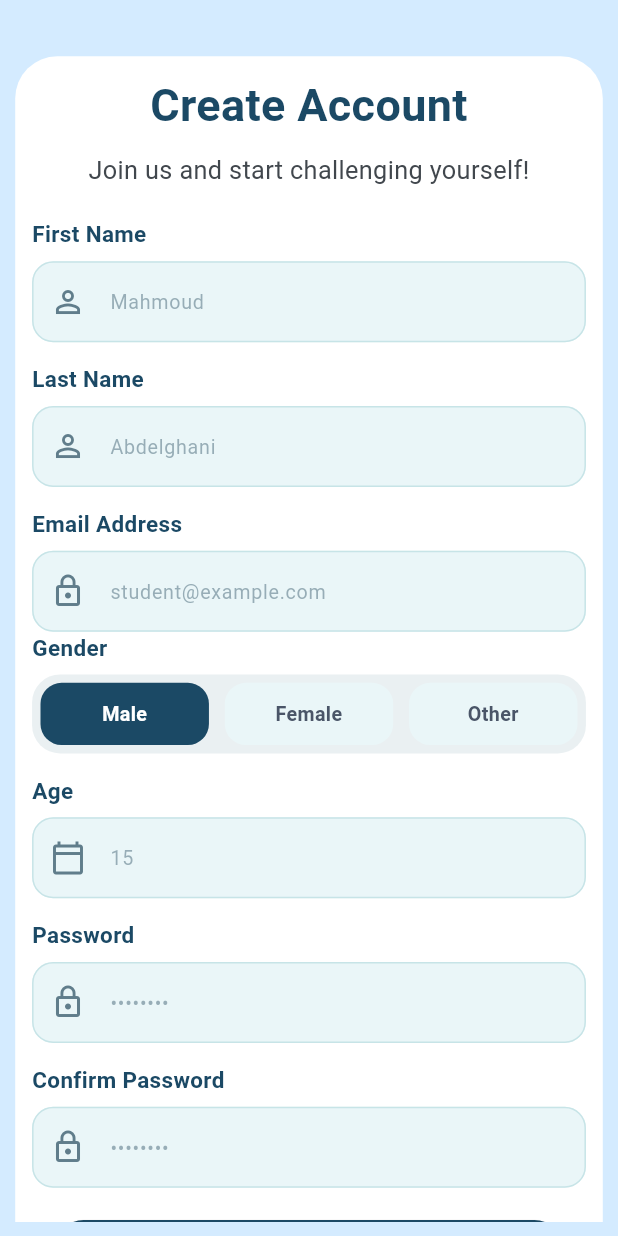
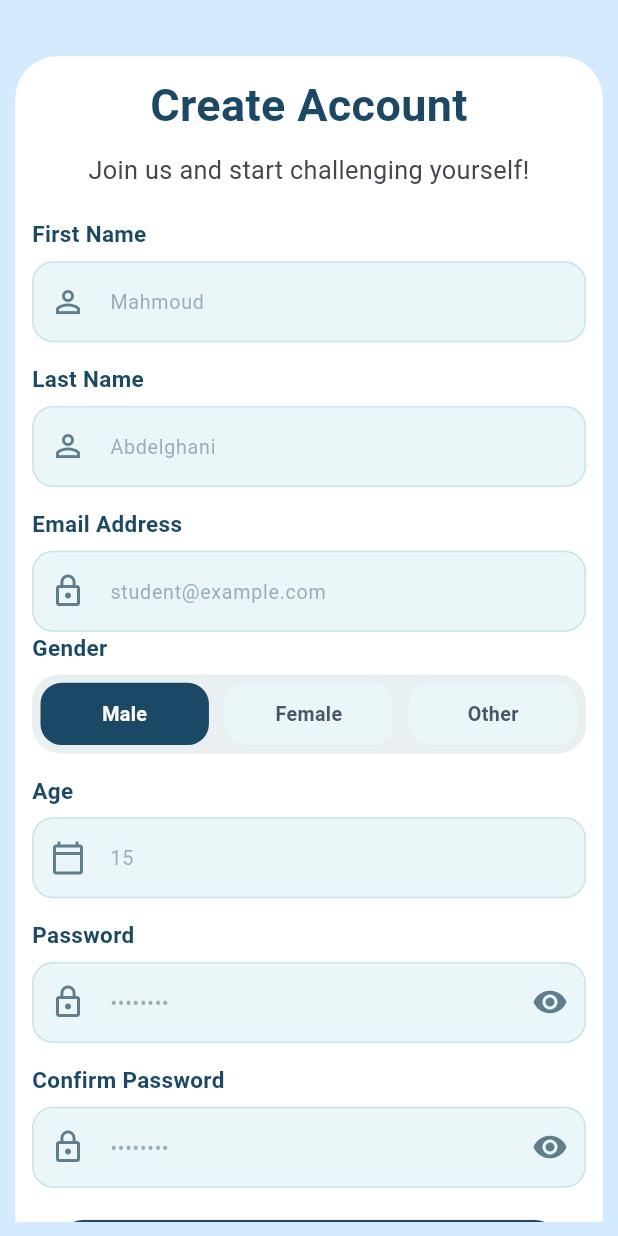
Before and after one commit to Ma3refa-GP-IEEE/ma3refa-mobile, a Flutter app: the SignUpScreen screen opened directly, on a phone screen of 412 x 824 dp. Run offline on Flutter 3.47's test engine with Material 3 defaults, Android fonts, the phone set to English and light mode, and no system bars; drawn by our look-alikes of flutter_animate; our stand-ins replace audioplayers, awesome_snackbar_content, carousel_slider, confetti, dartz, dio and 10 more; missing offline and left inert: flutter_splash_screen, hidable; accounts and stored records are empty; network calls fail.

Commit message:
small fix

```diff
--- a/lib/features/auth/presentation/screens/login_screen.dart
+++ b/lib/features/auth/presentation/screens/login_screen.dart
@@ -87,6 +87,7 @@ class _LoginScreenState extends State<LoginScreen> {
                                       ),
                                       SizedBox(height: 25.h),
                                       CustomTextFormField(
+                                        isPasswordField: true,
                                         labelText: 'password'.tr(),
                                         hintText: '••••••••',
                                         controller: passwordController,
--- a/lib/features/auth/presentation/screens/signup_screen.dart
+++ b/lib/features/auth/presentation/screens/signup_screen.dart
@@ -129,6 +129,7 @@ class _SignUpScreenState extends State<SignUpScreen> {
                                       ),
                                       SizedBox(height: 15.h),
                                       CustomTextFormField(
+                                        isPasswordField: true,
                                         labelText: 'password'.tr(),
                                         hintText: '••••••••',
                                         controller: passwordController,
@@ -138,6 +139,7 @@ class _SignUpScreenState extends State<SignUpScreen> {
                                       ),
                                       SizedBox(height: 15.h),
                                       CustomTextFormField(
+                                        isPasswordField: true,
                                         labelText: 'confirm_password'.tr(),
                                         hintText: '••••••••',
                                         controller: confirmPasswordController,
--- a/lib/features/auth/presentation/widgets/custome_textFormField.dart
+++ b/lib/features/auth/presentation/widgets/custome_textFormField.dart
@@ -1,10 +1,11 @@
-// ignore_for_file: file_names, deprecated_member_use
+// ignore_for_file: must_be_immutable, file_names, deprecated_member_use
 
 import 'package:flutter/material.dart';
 import 'package:flutter_screenutil/flutter_screenutil.dart';
 import 'package:ma3refa_mobile/core/utils/app_colors.dart';
 
 class CustomTextFormField extends StatefulWidget {
+  bool? isPasswordField;
   final TextInputType? keyboardType;
   final bool isLabelNeded;
   final String labelText;
@@ -12,7 +13,7 @@ class CustomTextFormField extends StatefulWidget {
   final TextEditingController controller;
   final String? Function(String?)? validator;
   final IconData? prefixIcon;
-  const CustomTextFormField({
+  CustomTextFormField({
     super.key,
     required this.controller,
     required this.labelText,
@@ -21,6 +22,7 @@ class CustomTextFormField extends StatefulWidget {
     required this.prefixIcon,
     this.isLabelNeded = true,
     this.keyboardType,
+    this.isPasswordField = false,
   });
 
   @override
@@ -52,6 +54,21 @@ class _CustomTextFormFieldState extends State<CustomTextFormField> {
 
           keyboardType: widget.keyboardType,
           decoration: InputDecoration(
+            suffixIcon: widget.isPasswordField!
+                ? IconButton(
+                    icon: Icon(
+                      widget.isPasswordField!
+                          ? Icons.visibility
+                          : Icons.visibility_off,
+                      color: Colors.blueGrey,
+                    ),
+                    onPressed: () {
+                      setState(() {
+                        widget.isPasswordField = !widget.isPasswordField!;
+                      });
+                    },
+                  )
+                : null,
             hintText: widget.hintText,
             hintStyle: TextStyle(
               color: Colors.blueGrey.withOpacity(0.6),
--- a/lib/features/home/presentation/screens/quiz_setup_screen.dart
+++ b/lib/features/home/presentation/screens/quiz_setup_screen.dart
@@ -121,6 +121,7 @@ class _QuizSetupScreenState extends State<QuizSetupScreen> {
                           text: 'home.quizSetup.startQuiz'.tr(),
                           icon: Icons.arrow_forward,
                         ),
+                        SizedBox(height: 20.h),
                       ]
                       .animate(interval: 100.ms)
                       .fade(duration: 400.ms)
```
Also changed, not shown: lib/features/profile/presentation/screens/profile_screen.dart (+4 -17 lines), lib/features/quiz/presentation/screens/quiz_onboardig_screen.dart (+8 -3 lines).
